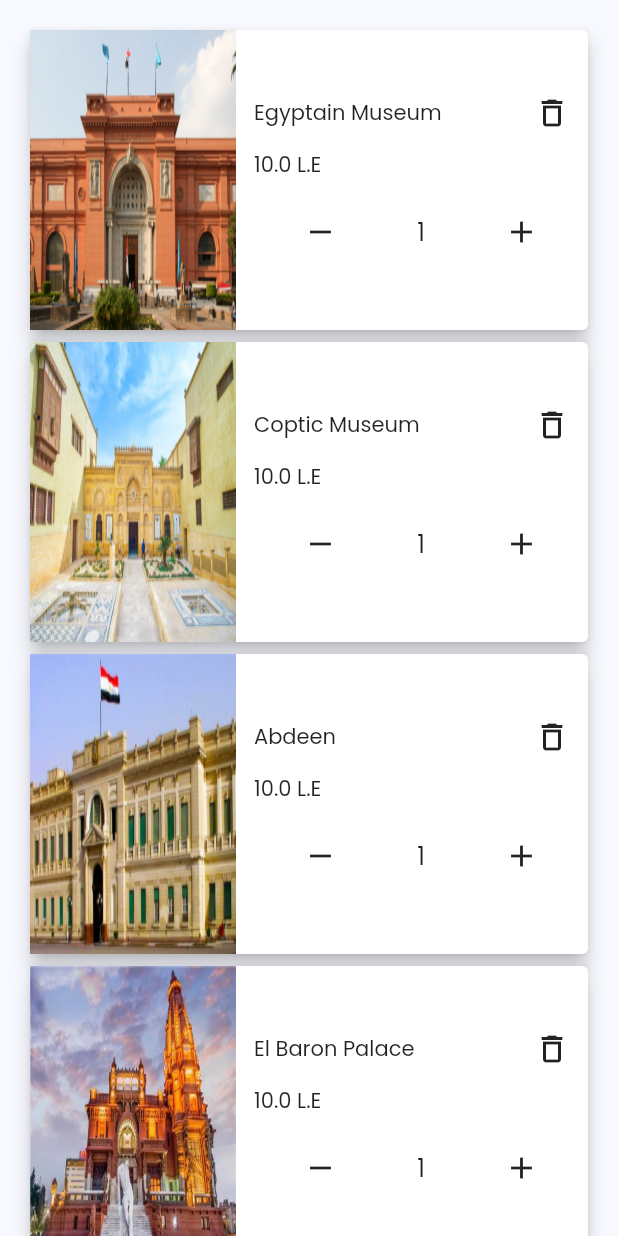
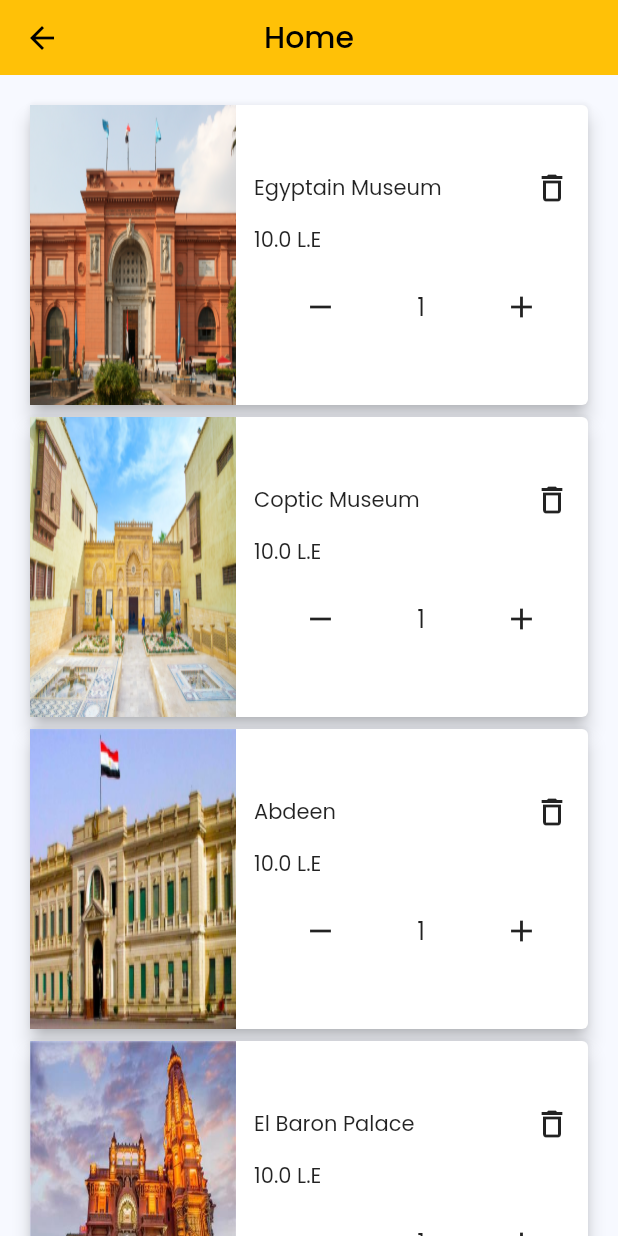
Before and after one commit to kareem337/RZ-tours-app, a Flutter app: the CartView screen opened directly, on a phone screen of 412 x 824 dp. Run offline on Flutter 3.47's test engine with Material 2 defaults, Android fonts, the phone set to English and light mode, and no system bars; our stand-ins replace flutter_icons, flutter_screenutil, google_fonts, salomon_bottom_bar; network calls fail.

Commit message:
update cart.dart

```diff
--- a/rz_tours/lib/screens/cart_.dart
+++ b/rz_tours/lib/screens/cart_.dart
@@ -13,6 +13,10 @@ class _CartViewState extends State<CartView> {
   @override
   Widget build(BuildContext context) {
     return Scaffold(
+      appBar: PreferredSize(
+        preferredSize: Size.fromHeight(50.0),
+        child: CustomAppBar('Home'),
+      ),
       body: ListView(
         padding: const EdgeInsets.all(16.0),
         children: [
```
